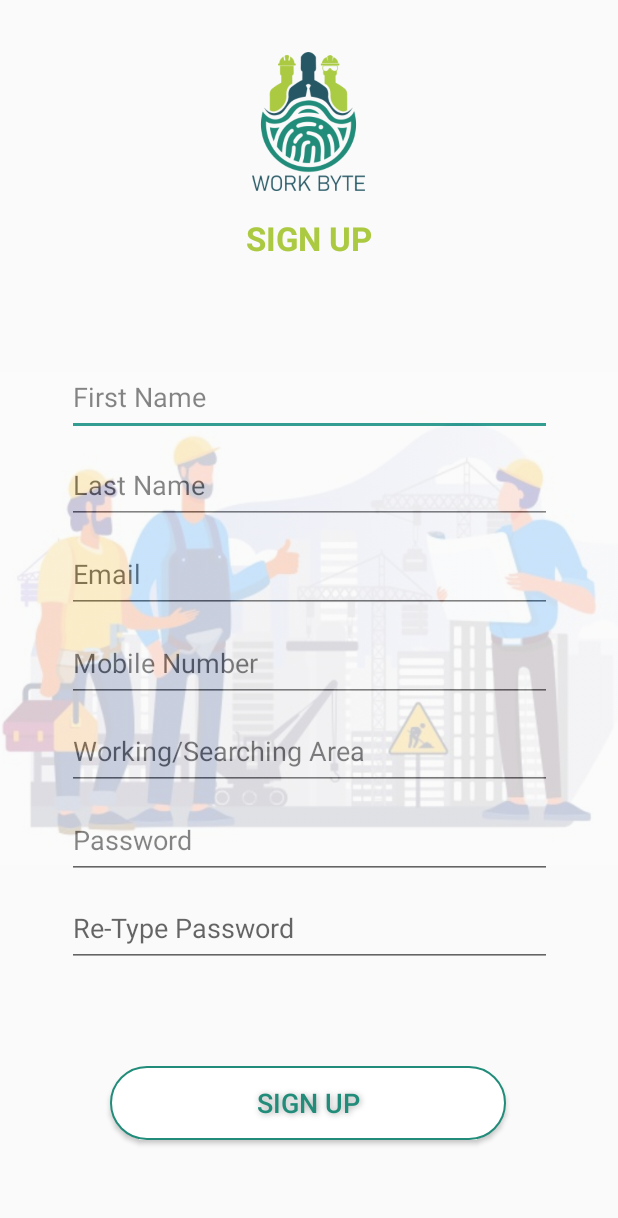
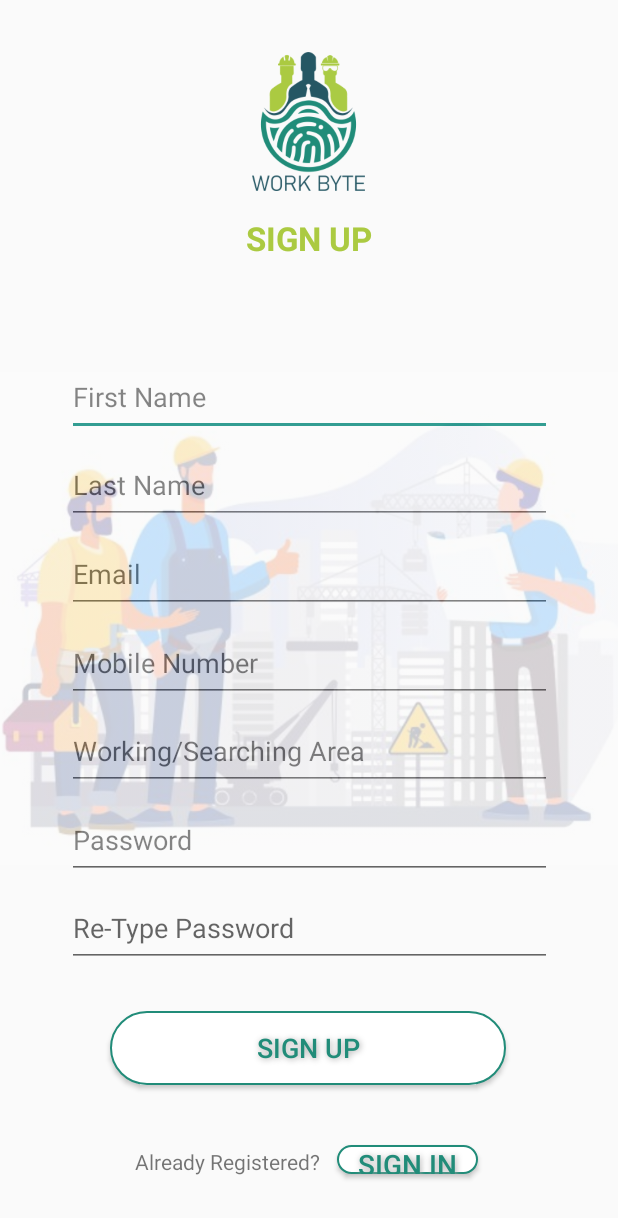
Before and after one commit to IT20228644/Spiral_Fodge, an Android app: the SignUpActivity screen opened directly, with no data from a screen before it, after a tap on "SIGN UP", on a phone screen of 412 x 824 dp. Shown: the top 1218 px of the screen. Run offline under Robolectric (Android 15) with nearby library versions, the phone set to English and light mode, and no system bars.

Commit message:
login success

```diff
--- a/app/src/main/java/com/example/work_byte/MainActivity.java
+++ b/app/src/main/java/com/example/work_byte/MainActivity.java
@@ -26,7 +26,7 @@ public class MainActivity extends AppCompatActivity {
         password = (EditText) findViewById(R.id.loginpasswordt);
 
         signin = (Button) findViewById(R.id.btnsignin);
-        signup = (Button) findViewById(R.id.btnlogsignup);
+        signup = (Button) findViewById(R.id.btnlogsignin);
 
         DB = new DBHelper(this);
 
--- a/app/src/main/java/com/example/work_byte/SignUpActivity.java
+++ b/app/src/main/java/com/example/work_byte/SignUpActivity.java
@@ -1,5 +1,9 @@
 package com.example.work_byte;
 
+import static com.example.work_byte.Database.UserDetails.User.first_name;
+import static com.example.work_byte.Database.UserDetails.User.last_name;
+import static com.example.work_byte.Database.UserDetails.User.mobile;
+import static com.example.work_byte.Database.UserDetails.User.workArea;
 import static java.security.AccessController.getContext;
 
 import androidx.appcompat.app.AppCompatActivity;
@@ -16,10 +20,10 @@ import android.widget.Toast;
 import com.example.work_byte.Database.DBHelper;
 import com.example.work_byte.Database.UserDetails;
 
-public class SignUpActivity extends AppCompatActivity {
+public class SignUpActivity extends AppCompatActivity{
 
     EditText f_name, l_name, email, m_number, work_area, password, re_password;
-    Button sign_up;
+    Button sign_up, sign_in;
     DBHelper DB;
     private Context context;
 
@@ -36,6 +40,7 @@ public class SignUpActivity extends AppCompatActivity {
         password = findViewById(R.id.password);
         re_password = findViewById(R.id.re_password);
         sign_up = findViewById(R.id.btnsignup);
+        sign_in = findViewById(R.id.btnlogsignin);
         DB = new DBHelper(this);
 
 
@@ -43,14 +48,6 @@ public class SignUpActivity extends AppCompatActivity {
             @Override
             public void onClick(View view) {
 
-                DBHelper dbHelper = new DBHelper(getApplicationContext());
-                dbHelper.insertData(f_name.getText().toString(),
-                                    l_name.getText().toString(),
-                                    email.getText().toString(),
-                                    m_number.getText().toString(),
-                                    work_area.getText().toString(),
-                                    password.getText().toString(),
-                                    re_password.getText().toString());
 
 //                String fname = f_name.getText().toString();
 //                String lname = l_name.getText().toString();
@@ -60,14 +57,25 @@ public class SignUpActivity extends AppCompatActivity {
 //                String p_word = password.getText().toString();
 //                String re_p_word = re_password.getText().toString();
 
-                if (f_name.equals("") || l_name.equals("") || email.equals("") || m_number.equals("") || work_area.equals("") || password.equals("") || re_password.equals("")){
+                if (f_name.getText().toString().equals("") || l_name.getText().toString().equals("") || email.getText().toString().equals("") || m_number.getText().toString().equals("") || work_area.getText().toString().equals("") || password.getText().toString().equals("") || re_password.getText().toString().equals("")){
                     Toast.makeText(SignUpActivity.this, "Please enter all fields", Toast.LENGTH_SHORT).show();
                 }
                 else{
+                    DBHelper dbHelper = new DBHelper(getApplicationContext());
+                    dbHelper.insertData(f_name.getText().toString(),
+                            l_name.getText().toString(),
+                            email.getText().toString(),
+                            m_number.getText().toString(),
+                            work_area.getText().toString(),
+                            password.getText().toString(),
+                            re_password.getText().toString());
+
                     if (password.getText().toString().equals(re_password.getText().toString())){
                         Boolean usercheck = DB.checkUseremail(email.getText().toString());
                         if (usercheck == false){
-                            UserDetails newRowID = new UserDetails(f_name,l_name,email,m_number,work_area,password,re_password);
+//                            UserDetails.User newRowID = new UserDetails.User(f_name,l_name,
+//                                    email,m_number,work_area,
+//                                    password,re_password);
                             boolean insert = DB.insertData(f_name.getText().toString(), l_name.getText().toString() ,email.getText().toString(), m_number.getText().toString(), work_area.getText().toString(), password.getText().toString() ,re_password.getText().toString());
                             if (insert == false){
                                 Toast.makeText(SignUpActivity.this, "Registered Successfully", Toast.LENGTH_SHORT).show();
@@ -76,12 +84,22 @@ public class SignUpActivity extends AppCompatActivity {
                             }else
                                 Toast.makeText(SignUpActivity.this, "Registration Unsuccessful", Toast.LENGTH_SHORT).show();
                         }else
-                            Toast.makeText(SignUpActivity.this, "User already registered.", Toast.LENGTH_SHORT).show();
+                            Toast.makeText(SignUpActivity.this, "Registered Successfully.", Toast.LENGTH_SHORT).show();
+                        Intent intent = new Intent(getApplicationContext(), MainActivity.class);
+                        startActivity(intent);
                     }else
                         Toast.makeText(SignUpActivity.this, "Passwords did not match", Toast.LENGTH_SHORT).show();
                 }
 
             }
         });
+
+        sign_in.setOnClickListener(new View.OnClickListener() {
+            @Override
+            public void onClick(View v) {
+                Intent intent = new Intent (getApplicationContext(), MainActivity.class);
+                startActivity(intent);
+            }
+        });
     }
 }
--- a/app/src/main/res/layout/activity_sign_up.xml
+++ b/app/src/main/res/layout/activity_sign_up.xml
@@ -32,26 +32,6 @@
         app:layout_constraintStart_toStartOf="parent"
         app:layout_constraintTop_toTopOf="parent" />
 
-
-    <Button
-        android:id="@+id/btnsignup"
-        android:layout_width="264dp"
-        android:layout_height="49dp"
-        android:layout_marginTop="80dp"
-        android:background="@drawable/buttonshape"
-        android:shadowColor="#A8A8A8"
-        android:shadowDx="1"
-        android:shadowDy="1"
-        android:shadowRadius="5"
-        android:text="SIGN UP"
-        android:textColor="#218c79"
-        android:textSize="18sp"
-        app:layout_constraintBottom_toBottomOf="parent"
-        app:layout_constraintEnd_toEndOf="parent"
-        app:layout_constraintHorizontal_bias="0.496"
-        app:layout_constraintStart_toStartOf="parent"
-        app:layout_constraintTop_toTopOf="parent"
-        app:layout_constraintVertical_bias="0.908" />
 
     <!--    <com.google.android.material.textfield.TextInputLayout-->
     <!--        android:id="@+id/f_name"-->
@@ -275,6 +255,26 @@
     <!--    </com.google.android.material.textfield.TextInputLayout>-->
 
 
+    <Button
+        android:id="@+id/btnsignup"
+        android:layout_width="264dp"
+        android:layout_height="49dp"
+        android:layout_marginTop="80dp"
+        android:background="@drawable/buttonshape"
+        android:shadowColor="#A8A8A8"
+        android:shadowDx="1"
+        android:shadowDy="1"
+        android:shadowRadius="5"
+        android:text="SIGN UP"
+        android:textColor="#218c79"
+        android:textSize="18sp"
+        app:layout_constraintBottom_toBottomOf="parent"
+        app:layout_constraintEnd_toEndOf="parent"
+        app:layout_constraintHorizontal_bias="0.496"
+        app:layout_constraintStart_toStartOf="parent"
+        app:layout_constraintTop_toTopOf="parent"
+        app:layout_constraintVertical_bias="0.855" />
+
     <EditText
         android:id="@+id/f_name"
         android:layout_width="323dp"
@@ -377,4 +377,39 @@
         app:srcCompat="@drawable/image2l"
         tools:ignore="ImageContrastCheck" />
 
+
+    <TextView
+        android:id="@+id/textView2"
+        android:layout_width="128dp"
+        android:layout_height="29dp"
+        android:layout_marginStart="90dp"
+        android:layout_marginTop="22dp"
+        android:text="Already Registered?"
+        android:textSize="14dp"
+        app:flow_horizontalAlign="center"
+        app:layout_constraintBottom_toBottomOf="parent"
+        app:layout_constraintStart_toStartOf="parent"
+        app:layout_constraintTop_toTopOf="parent"
+        app:layout_constraintVertical_bias="0.961" />
+
+    <Button
+        android:id="@+id/btnlogsignin"
+        android:layout_width="94dp"
+        android:layout_height="19dp"
+        android:layout_marginTop="20dp"
+        android:background="@drawable/buttonshape"
+        android:shadowColor="#A8A8A8"
+        android:shadowDx="1"
+        android:shadowDy="1"
+        android:shadowRadius="5"
+        android:text="SIGN in"
+        android:textColor="#218c79"
+        android:textSize="28px"
+        app:layout_constraintBottom_toBottomOf="parent"
+        app:layout_constraintEnd_toEndOf="parent"
+        app:layout_constraintHorizontal_bias="0.706"
+        app:layout_constraintStart_toStartOf="parent"
+        app:layout_constraintTop_toTopOf="parent"
+        app:layout_constraintVertical_bias="0.947" />
+
 </androidx.constraintlayout.widget.ConstraintLayout>
```
Also changed, not shown: app/src/main/java/com/example/work_byte/Database/DBHelper.java (+7 -4 lines), app/src/main/java/com/example/work_byte/Database/UserDetails.java (+7 -3 lines), app/src/main/res/layout/activity_main.xml (+28 -21 lines), 1 other file. Lines whose indentation alone changed are shown as unchanged.
